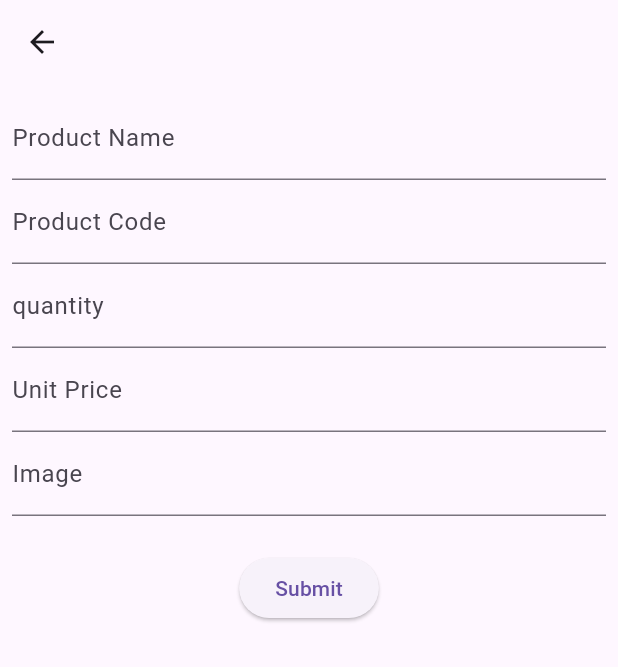
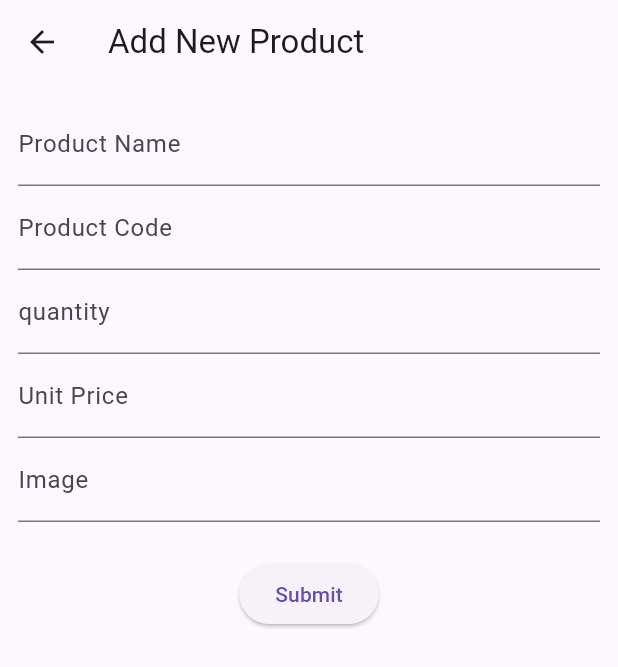
Before and after one commit to dev-shahin24/crud-app, a Flutter app: the AddToNewScreen screen opened directly, on a phone screen of 412 x 824 dp. Shown: the top 667 px of the screen. Run offline on Flutter 3.47's test engine with Material 3 defaults, Android fonts, the phone set to English and light mode, and no system bars; network calls fail.

Commit message:
Initial commit

```diff
--- a/lib/screen/add_to_new_screen.dart
+++ b/lib/screen/add_to_new_screen.dart
@@ -23,11 +23,13 @@ class _AddToNewScreenState extends State<AddToNewScreen> {
   @override
   Widget build(BuildContext context) {
     return Scaffold(
-      appBar: AppBar(),
+      appBar: AppBar(
+        title: const Text('Add New Product'),
+      ),
       body: Form(
         key: _keyForm,
         child: Padding(
-          padding: const EdgeInsets.all(8.0),
+          padding: const EdgeInsets.all(12.0),
           child: Column(
             children: [
               TextFormField(
```
